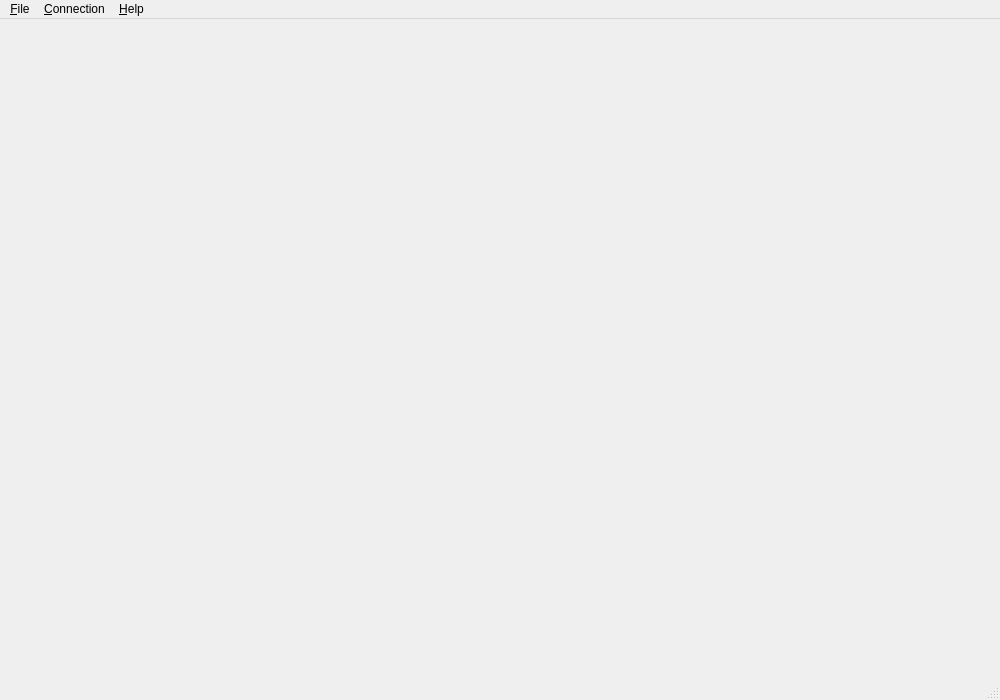
First picture: the form in src/client/ui/sjcclient.ui, repository kbg/sjcam, before the edit.
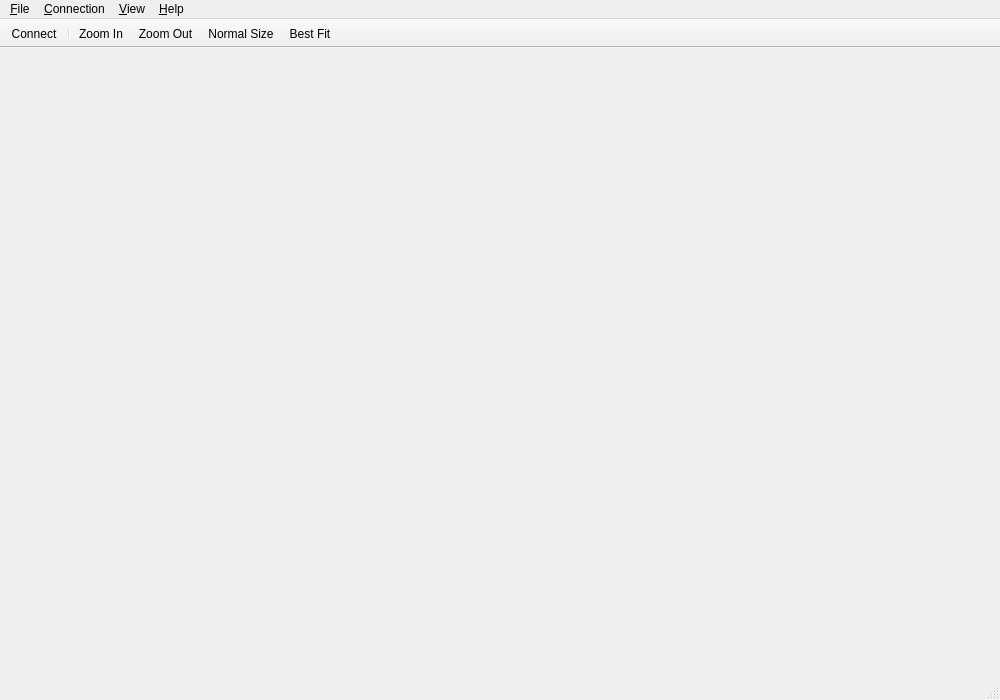
Second picture: the form after the edit. Icons and pictures are not drawn.

Commit message: Client: Improved user interface.

```diff
--- a/src/client/ui/sjcclient.ui
+++ b/src/client/ui/sjcclient.ui
@@ -46,11 +46,41 @@
     </property>
     <addaction name="actionAbout"/>
    </widget>
+   <widget class="QMenu" name="menuView">
+    <property name="title">
+     <string>&amp;View</string>
+    </property>
+    <addaction name="actionZoomIn"/>
+    <addaction name="actionZoomOut"/>
+    <addaction name="actionZoomNormal"/>
+    <addaction name="actionZoomBestFit"/>
+   </widget>
    <addaction name="menuFile"/>
    <addaction name="menuConnection"/>
+   <addaction name="menuView"/>
    <addaction name="menuHelp"/>
   </widget>
   <widget class="QStatusBar" name="statusbar"/>
+  <widget class="QToolBar" name="toolBar">
+   <property name="windowTitle">
+    <string>ToolBar</string>
+   </property>
+   <property name="movable">
+    <bool>false</bool>
+   </property>
+   <attribute name="toolBarArea">
+    <enum>TopToolBarArea</enum>
+   </attribute>
+   <attribute name="toolBarBreak">
+    <bool>false</bool>
+   </attribute>
+   <addaction name="actionConnect"/>
+   <addaction name="separator"/>
+   <addaction name="actionZoomIn"/>
+   <addaction name="actionZoomOut"/>
+   <addaction name="actionZoomNormal"/>
+   <addaction name="actionZoomBestFit"/>
+  </widget>
   <action name="actionExit">
    <property name="text">
     <string>E&amp;xit</string>
@@ -75,6 +105,54 @@
     <string>&amp;About...</string>
    </property>
   </action>
+  <action name="actionZoomIn">
+   <property name="icon">
+    <iconset resource="sjcclient.qrc">
+     <normaloff>:/icons/zoom-in.svg</normaloff>:/icons/zoom-in.svg</iconset>
+   </property>
+   <property name="text">
+    <string>Zoom In</string>
+   </property>
+   <property name="shortcut">
+    <string>Ctrl++</string>
+   </property>
+  </action>
+  <action name="actionZoomOut">
+   <property name="icon">
+    <iconset resource="sjcclient.qrc">
+     <normaloff>:/icons/zoom-out.svg</normaloff>:/icons/zoom-out.svg</iconset>
+   </property>
+   <property name="text">
+    <string>Zoom Out</string>
+   </property>
+   <property name="shortcut">
+    <string>Ctrl+-</string>
+   </property>
+  </action>
+  <action name="actionZoomNormal">
+   <property name="icon">
+    <iconset resource="sjcclient.qrc">
+     <normaloff>:/icons/zoom-original.svg</normaloff>:/icons/zoom-original.svg</iconset>
+   </property>
+   <property name="text">
+    <string>Normal Size</string>
+   </property>
+   <property name="shortcut">
+    <string>Ctrl+1</string>
+   </property>
+  </action>
+  <action name="actionZoomBestFit">
+   <property name="icon">
+    <iconset resource="sjcclient.qrc">
+     <normaloff>:/icons/zoom-best-fit.svg</normaloff>:/icons/zoom-best-fit.svg</iconset>
+   </property>
+   <property name="text">
+    <string>Best Fit</string>
+   </property>
+   <property name="shortcut">
+    <string>Ctrl+0</string>
+   </property>
+  </action>
  </widget>
  <resources/>
  <connections>
```
Left out of the diff: 8 changed lines with no effect on the pictures. The commit also changes 2 other files.
